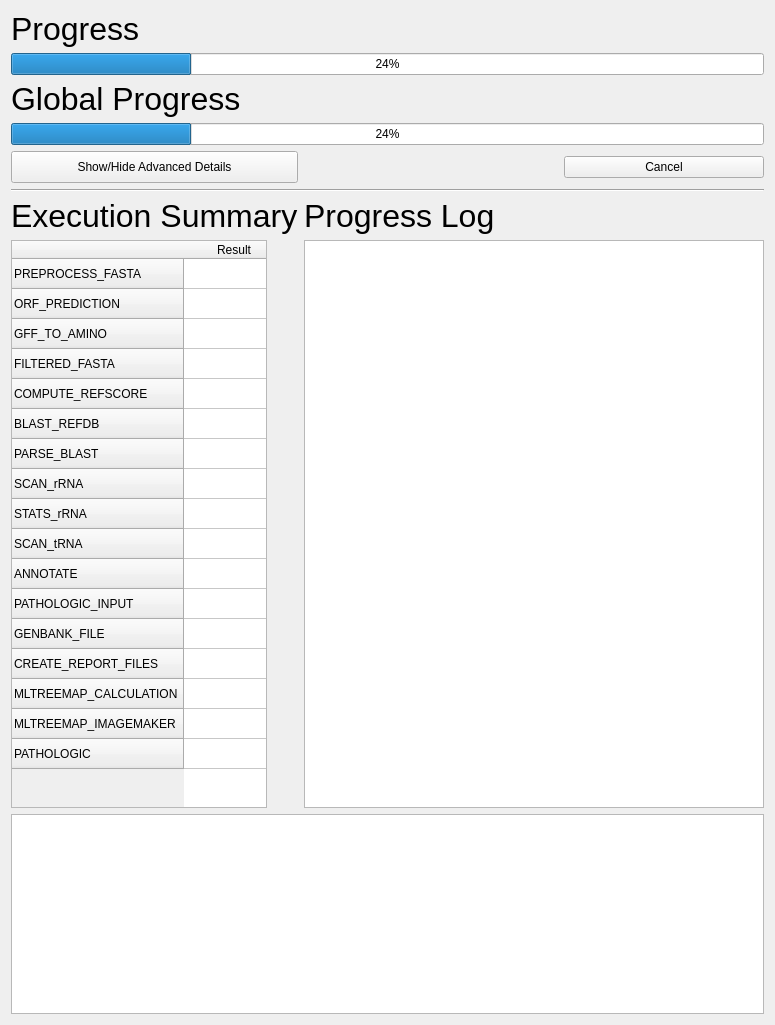
Before: the Qt Designer form ProgressDialog.ui in hallamlab/MetaPathwaysGUI, drawn with Qt 5.
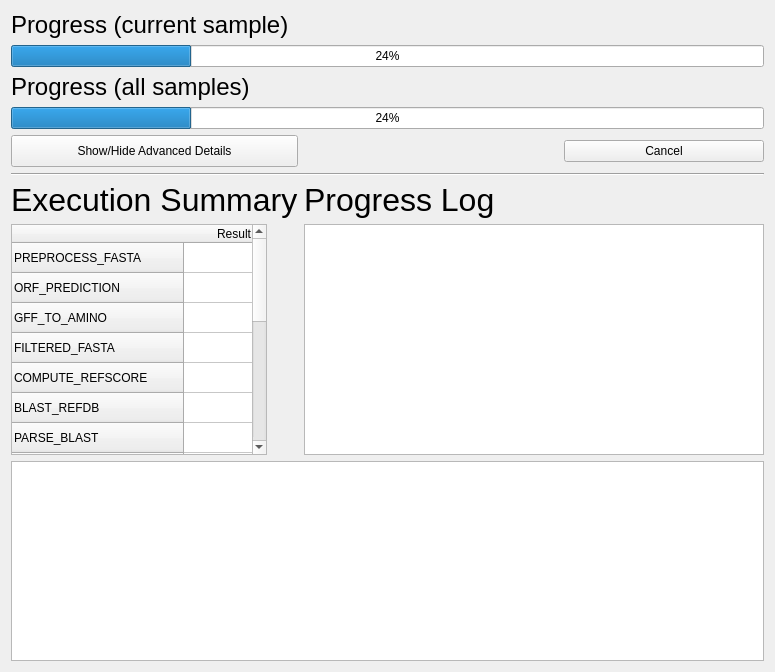
After: the same form once the commit is applied.

The edit to the form file:
```diff
--- a/ProgressDialog.ui
+++ b/ProgressDialog.ui
@@ -7,7 +7,7 @@
     <x>0</x>
     <y>0</y>
     <width>775</width>
-    <height>1025</height>
+    <height>672</height>
    </rect>
   </property>
   <property name="windowTitle">
@@ -25,11 +25,11 @@
     <widget class="QLabel" name="progressLabel_2">
      <property name="font">
       <font>
-       <pointsize>24</pointsize>
+       <pointsize>18</pointsize>
       </font>
      </property>
      <property name="text">
-      <string>Global Progress</string>
+      <string>Progress (all samples)</string>
      </property>
     </widget>
    </item>
@@ -238,11 +238,11 @@
     <widget class="QLabel" name="progressLabel">
      <property name="font">
       <font>
-       <pointsize>24</pointsize>
+       <pointsize>18</pointsize>
       </font>
      </property>
      <property name="text">
-      <string>Progress</string>
+      <string>Progress (current sample)</string>
      </property>
     </widget>
    </item>
```
